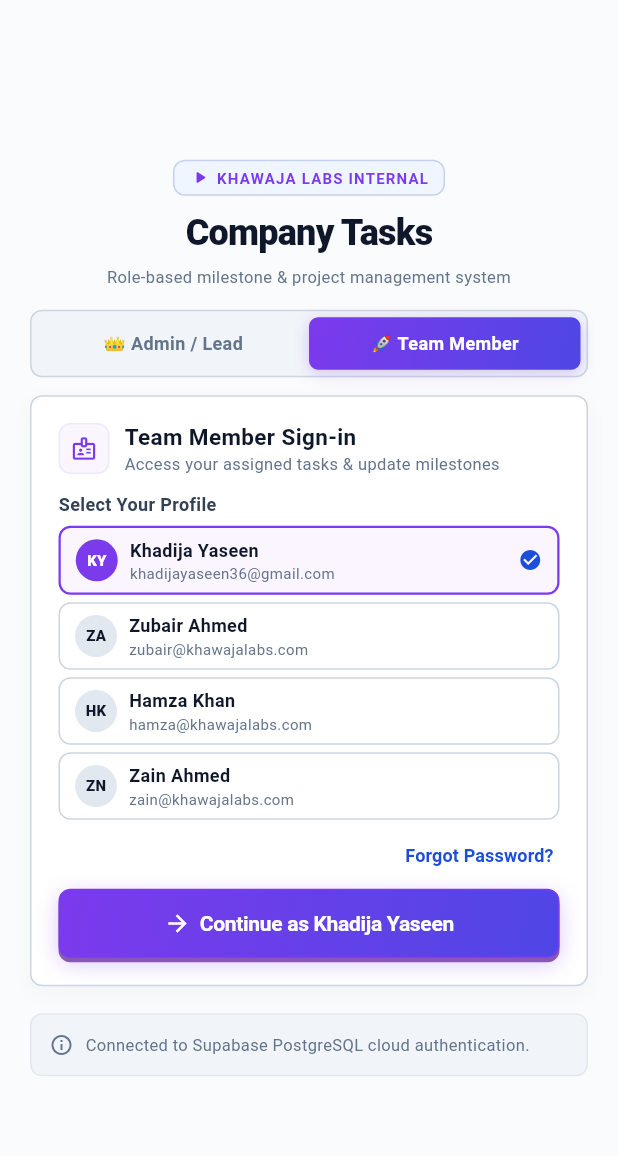
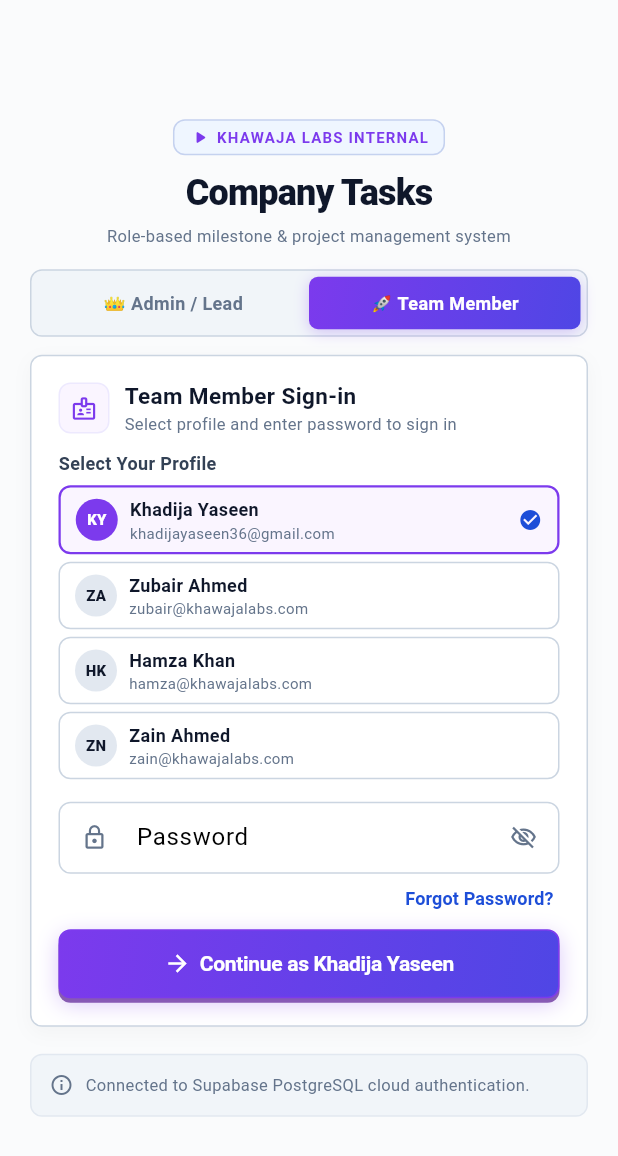
Before and after one commit to KhadijaYaseen/Task-App, a Flutter app: the screen it shows after launch, after a tap on "🚀 Team Member", on a phone screen of 412 x 824 dp. Shown: the top 1156 px of the screen. Run offline on Flutter 3.47's test engine with Material 3 defaults, Android fonts, the phone set to English and light mode, and no system bars; our stand-ins replace fl_chart; network calls fail.

Commit message:
feat(auth): require password for team member login, deduplicate member cards, and remove admin hint

```diff
--- a/lib/main.dart
+++ b/lib/main.dart
@@ -42,11 +42,15 @@ class _TaskAppState extends State<TaskApp> {
       if (mounted) {
         setState(() {
           if (emps.isNotEmpty) {
-            final Map<String, Employee> empMap = {
-              for (var e in Employee.initialEmployees) e.id: e,
-            };
+            final Map<String, Employee> empMap = {};
+            // Deduplicate by normalized email/name so seeded and remote records never duplicate
+            for (var e in Employee.initialEmployees) {
+              final key = (e.email ?? e.name).trim().toLowerCase();
+              empMap[key] = e;
+            }
             for (var e in emps) {
-              empMap[e.id] = e;
+              final key = (e.email ?? e.name).trim().toLowerCase();
+              empMap[key] = e;
             }
             _employees.clear();
             _employees.addAll(empMap.values);
--- a/lib/screens/login_screen.dart
+++ b/lib/screens/login_screen.dart
@@ -28,22 +28,30 @@ class _LoginScreenState extends State<LoginScreen> {
   bool _obscurePassword = true;
   bool _isLoading = false;
 
-  // Team Member Selection
+  // Team Member Form Controllers
+  final _memberEmailController = TextEditingController();
+  final _memberPasswordController = TextEditingController();
+  String? _memberErrorMessage;
+  bool _obscureMemberPassword = true;
   Employee? _selectedMember;
 
   @override
   void initState() {
     super.initState();
-    _selectedMember = widget.employees.firstWhere(
+    final initialMember = widget.employees.firstWhere(
       (e) => !e.isAdmin,
       orElse: () => widget.employees.first,
     );
+    _selectedMember = initialMember;
+    _memberEmailController.text = initialMember.email ?? initialMember.name;
   }
 
   @override
   void dispose() {
     _adminIdController.dispose();
     _adminPasswordController.dispose();
+    _memberEmailController.dispose();
+    _memberPasswordController.dispose();
     super.dispose();
   }
 
@@ -81,9 +89,53 @@ class _LoginScreenState extends State<LoginScreen> {
     }
   }
 
-  void _handleMemberLogin() {
-    if (_selectedMember != null) {
-      widget.onLoginSuccess(_selectedMember!);
+  Future<void> _handleMemberLogin() async {
+    final emailOrName = _memberEmailController.text.trim().toLowerCase();
+    final password = _memberPasswordController.text;
+
+    if (password.isEmpty) {
+      setState(() {
+        _memberErrorMessage = 'Password is required to sign in as ${_selectedMember?.name ?? "Member"}.';
+      });
+      return;
+    }
+
+    setState(() => _isLoading = true);
+
+    // Find matched employee from list
+    Employee matched = _selectedMember ?? widget.employees.firstWhere((e) => !e.isAdmin);
+    for (final e in widget.employees.where((e) => !e.isAdmin)) {
+      if ((e.email != null && e.email!.toLowerCase().trim() == emailOrName) ||
+          e.name.toLowerCase().trim() == emailOrName ||
+          e.id == (_selectedMember?.id ?? '')) {
+        matched = e;
+        break;
+      }
+    }
+
+    // Validate password
+    final expectedPass = matched.password ?? 'password123';
+    bool isValid = (password == expectedPass || password == 'password123');
+
+    // Also check cloud Supabase if not matched locally
+    if (!isValid) {
+      final cloudUser = await SupabaseService.instance.login(emailOrName, password);
+      if (cloudUser != null && !cloudUser.isAdmin) {
+        matched = cloudUser;
+        isValid = true;
+      }
+    }
+
+    if (mounted) {
+      setState(() => _isLoading = false);
+      if (isValid) {
+        setState(() => _memberErrorMessage = null);
+        widget.onLoginSuccess(matched);
+      } else {
+        setState(() {
+          _memberErrorMessage = 'Invalid password for ${matched.name}. Please try again.';
+        });
+      }
     }
   }
 
@@ -518,7 +570,7 @@ class _LoginScreenState extends State<LoginScreen> {
           onChanged: (_) => setState(() {}),
           decoration: InputDecoration(
             labelText: 'Username',
-            hintText: 'saleemali001232@gmail.com',
+            hintText: 'Enter Admin ID or Email',
             prefixIcon: const Icon(Icons.person_outline, size: 18, color: CobaltTheme.muted),
             border: OutlineInputBorder(
               borderRadius: BorderRadius.circular(CobaltTheme.radiusInput),
@@ -623,7 +675,12 @@ class _LoginScreenState extends State<LoginScreen> {
   }
 
   Widget _buildMemberLoginForm() {
-    final regularMembers = widget.employees.where((e) => !e.isAdmin).toList();
+    final seen = <String>{};
+    final regularMembers = widget.employees.where((e) {
+      if (e.isAdmin) return false;
+      final key = (e.email ?? e.name).trim().toLowerCase();
+      return seen.add(key);
+    }).toList();
 
     return Column(
       crossAxisAlignment: CrossAxisAlignment.stretch,
@@ -657,7 +714,7 @@ class _LoginScreenState extends State<LoginScreen> {
                     ),
                   ),
                   Text(
-                    'Access your assigned tasks & update milestones',
+                    'Select profile and enter password to sign in',
                     style: TextStyle(
                       fontSize: 11,
                       color: CobaltTheme.muted,
@@ -682,11 +739,19 @@ class _LoginScreenState extends State<LoginScreen> {
 
         // Member Selection Cards
         ...regularMembers.map((member) {
-          final isSelected = _selectedMember?.id == member.id;
+          final isSelected = _selectedMember?.id == member.id ||
+              (_selectedMember?.email != null && member.email != null &&
+                  _selectedMember!.email!.toLowerCase() == member.email!.toLowerCase());
           return Padding(
             padding: const EdgeInsets.only(bottom: 5),
             child: InkWell(
-              onTap: () => setState(() => _selectedMember = member),
+              onTap: () {
+                setState(() {
+                  _selectedMember = member;
+                  _memberEmailController.text = member.email ?? member.name;
+                  _memberErrorMessage = null;
+                });
+              },
               borderRadius: BorderRadius.circular(CobaltTheme.radiusInput),
               child: Container(
                 padding: const EdgeInsets.symmetric(horizontal: 10, vertical: 6),
@@ -748,7 +813,72 @@ class _LoginScreenState extends State<LoginScreen> {
           );
         }),
 
-        const SizedBox(height: 6),
+        const SizedBox(height: 10),
+
+        // Error message banner
+        if (_memberErrorMessage != null) ...[
+          Container(
+            padding: const EdgeInsets.symmetric(horizontal: 12, vertical: 8),
+            decoration: BoxDecoration(
+              color: const Color(0xFFFEF2F2),
+              borderRadius: BorderRadius.circular(CobaltTheme.radiusInput),
+              border: Border.all(color: const Color(0xFFFCA5A5)),
+            ),
+            child: Row(
+              children: [
+                const Icon(Icons.error_outline, size: 16, color: CobaltTheme.statusError),
+                const SizedBox(width: 8),
+                Expanded(
+                  child: Text(
+                    _memberErrorMessage!,
+                    style: const TextStyle(
+                      fontSize: 12,
+                      fontWeight: FontWeight.w600,
+                      color: CobaltTheme.statusError,
+                    ),
+                  ),
+                ),
+              ],
+            ),
+          ),
+          const SizedBox(height: 8),
+        ],
+
+        // Password input field
+        TextField(
+          controller: _memberPasswordController,
+          obscureText: _obscureMemberPassword,
+          onChanged: (_) => setState(() {}),
+          decoration: InputDecoration(
+            labelText: 'Password',
+            hintText: 'Enter password',
+            prefixIcon: const Icon(Icons.lock_outline, size: 18, color: CobaltTheme.muted),
+            suffixIcon: IconButton(
+              icon: Icon(
+                _obscureMemberPassword ? Icons.visibility_off_outlined : Icons.visibility_outlined,
+                size: 18,
+                color: CobaltTheme.muted,
+              ),
+              onPressed: () => setState(() => _obscureMemberPassword = !_obscureMemberPassword),
+            ),
+            border: OutlineInputBorder(
+              borderRadius: BorderRadius.circular(CobaltTheme.radiusInput),
+              borderSide: const BorderSide(color: CobaltTheme.rule2),
+            ),
+            focusedBorder: OutlineInputBorder(
+              borderRadius: BorderRadius.circular(CobaltTheme.radiusInput),
+              borderSide: const BorderSide(color: CobaltTheme.purplePrimary, width: 2),
+            ),
+            floatingLabelStyle: const TextStyle(
+              color: CobaltTheme.purplePrimary,
+              fontWeight: FontWeight.w600,
+            ),
+            contentPadding: const EdgeInsets.symmetric(horizontal: 14, vertical: 12),
+          ),
+          onSubmitted: (_) => _handleMemberLogin(),
+        ),
+
+        const SizedBox(height: 4),
 
         // Forgot Password link
         Align(
@@ -774,7 +904,7 @@ class _LoginScreenState extends State<LoginScreen> {
           ),
         ),
 
-        const SizedBox(height: 10),
+        const SizedBox(height: 8),
         CobaltKey(
           label: 'Continue as ${_selectedMember?.name ?? "Member"}',
           icon: Icons.arrow_forward,
```
Also changed, not shown: 1 other file.
